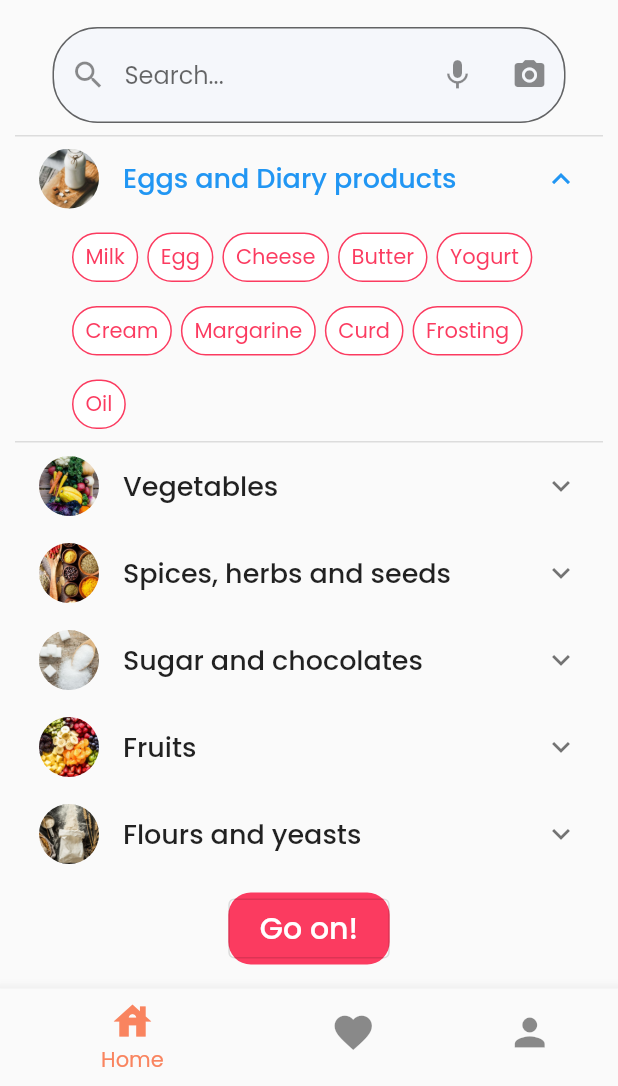
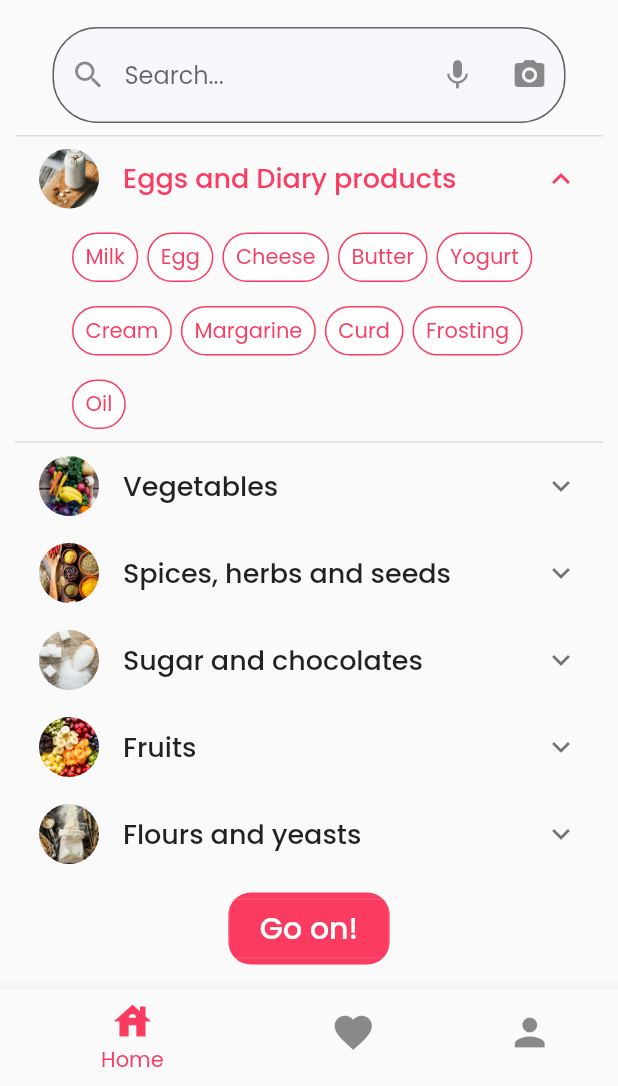
Before and after one commit to MaryemJaouadii/Foody, a Flutter app: the screen it shows after launch, after a tap on "Eggs and Diary products", on a phone screen of 412 x 824 dp, the part 150-1236 px from its top. Run offline on Flutter 3.47's test engine with Material 2 defaults, Android fonts, the phone set to English and light mode, and no system bars; drawn by our look-alikes of searchfield; our stand-ins replace camera, cloud_firestore, firebase_auth, firebase_core, iconsax, speech_to_text and 2 more; missing offline and left inert: tflite; accounts and stored records are empty; project files that could hold a hidden picture were left out.

Commit message:
interface fixes

```diff
--- a/lib/Widgets/SearchIngredients.dart
+++ b/lib/Widgets/SearchIngredients.dart
@@ -17,7 +17,8 @@ class SearchIngredients extends StatefulWidget {
 
 class _SearchIngredientsState extends State<SearchIngredients> {
   var myList = getAllIngredientsName();
-  late TextEditingController searchController = TextEditingController();
+  TextEditingController searchController = TextEditingController();
+  FocusNode searchFocusNode = FocusNode();
 
   @override
   Widget build(BuildContext context) {
@@ -26,12 +27,14 @@ class _SearchIngredientsState extends State<SearchIngredients> {
         Padding(
           padding: const EdgeInsets.symmetric(vertical: 8.0, horizontal: 25.0),
           child: SearchField(
+            focusNode: searchFocusNode,
             onSubmit: (e) {
               if (myList.contains(e)) {
                 setState(() {
                   IngredientView.addToSelectedIngredientsByName(e);
                   searchController.clear();
                 });
+                searchFocusNode.unfocus();
               }
             },
             controller: searchController,
@@ -41,6 +44,7 @@ class _SearchIngredientsState extends State<SearchIngredients> {
                     e.item.toString());
                 searchController.clear();
               });
+              searchFocusNode.unfocus();
             },
             suggestions: myList
                 .map(
@@ -48,9 +52,6 @@ class _SearchIngredientsState extends State<SearchIngredients> {
                 )
                 .toList(),
             searchInputDecoration: InputDecoration(
-              // focusColor: kSecondColor,
-              // focusedBorder: const OutlineInputBorder(
-              //     borderSide: BorderSide(color: kSecondColor)),
               filled: true,
               fillColor: Color(0xFFF5F7FB),
               hintText: "Search...",
@@ -78,8 +79,8 @@ class _SearchIngredientsState extends State<SearchIngredients> {
                 ],
               ),
               border: OutlineInputBorder(
-                  borderRadius: BorderRadius.circular(30),
-                  borderSide: BorderSide(style: BorderStyle.none, width: 0.1)),
+                borderRadius: BorderRadius.circular(30),
+              ),
             ),
           ),
         ),
--- a/lib/main.dart
+++ b/lib/main.dart
@@ -45,7 +45,20 @@ class _HomePageState extends State<HomePage> {
       theme: ThemeData(
           brightness: Brightness.light,
           fontFamily: 'Poppins',
-          focusColor: kSecondColor),
+          primaryColor: kPrimaryColor,
+          focusColor: kSecondColor,
+          colorScheme: const ColorScheme(
+              brightness: Brightness.light,
+              primary: kPrimaryColor,
+              onPrimary: kSecondColor,
+              secondary: kSecondColor,
+              onSecondary: kSecondColor,
+              error: kGreen,
+              onError: kGreen,
+              background: Colors.white,
+              onBackground: Colors.white,
+              surface: Colors.white,
+              onSurface: Colors.white)),
       initialRoute: HomeScreen.id,
       routes: {
         LoginTab.id: (context) => LoginTab(),
--- a/lib/screens/HomeScreen.dart
+++ b/lib/screens/HomeScreen.dart
@@ -59,7 +59,7 @@ class _HomeScreenState extends State<HomeScreen> {
           type: BottomNavigationBarType.shifting,
           iconSize: 30.0,
           unselectedItemColor: Colors.black45,
-          selectedItemColor: kSecondColor,
+          selectedItemColor: kPrimaryColor,
           items: const [
             BottomNavigationBarItem(icon: Icon(Icons.house), label: "Home"),
             BottomNavigationBarItem(
```
